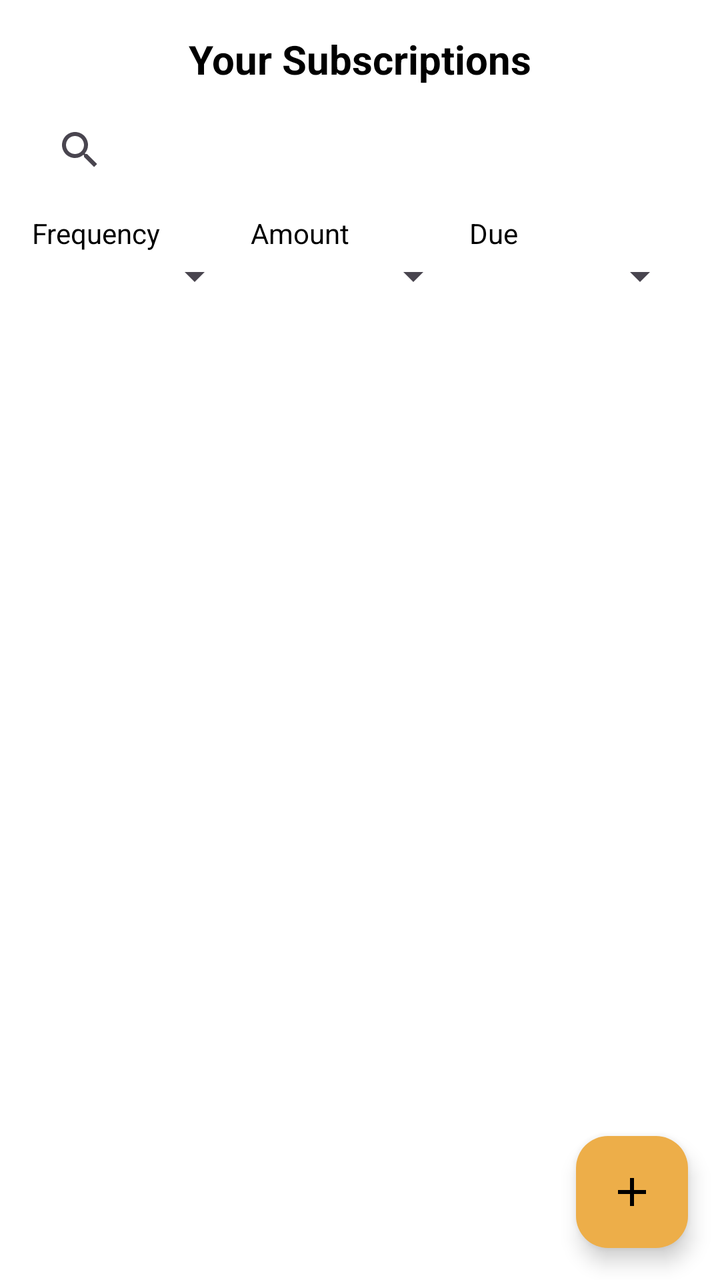
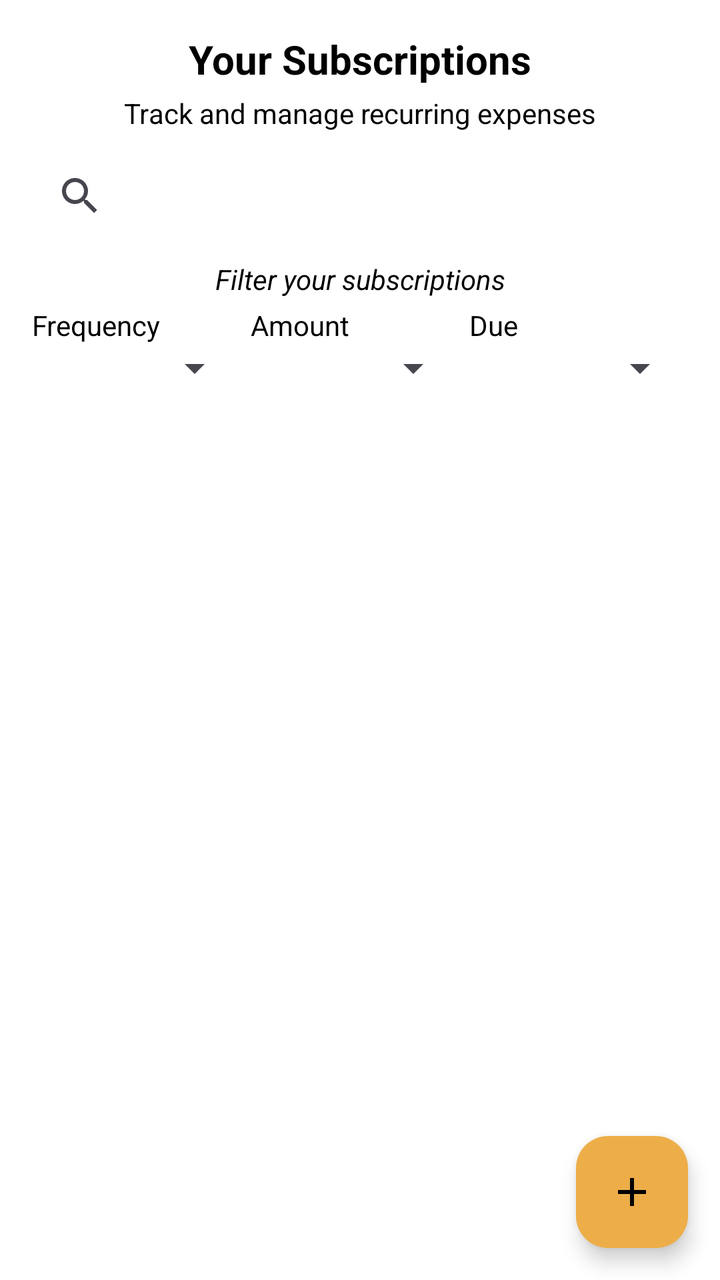

The first picture is an Android layout as it rendered before a commit; the second is the same layout after the commit. The layout source and the unified diff follow.
<!-- AndroidManifest.xml: application theme Theme.Budguette -->
<!-- res/layout/fragment_subscriptions.xml -->
<androidx.constraintlayout.widget.ConstraintLayout
    xmlns:android="http://schemas.android.com/apk/res/android"
    xmlns:app="http://schemas.android.com/apk/res-auto"
    android:layout_width="match_parent"
    android:layout_height="match_parent"
    android:background="@color/white">

    
    <TextView
        android:id="@+id/subscriptionTitle"
        android:layout_width="wrap_content"
        android:layout_height="wrap_content"
        android:text="Your Subscriptions"
        android:textSize="20sp"
        android:textStyle="bold"
        android:textColor="@color/black"
        android:layout_marginTop="16dp"
        app:layout_constraintTop_toTopOf="parent"
        app:layout_constraintStart_toStartOf="parent"
        app:layout_constraintEnd_toEndOf="parent"/>

    
    <SearchView
        android:id="@+id/subscription_search_view"
        android:layout_width="0dp"
        android:layout_height="wrap_content"
        android:layout_marginStart="16dp"
        android:layout_marginEnd="16dp"
        android:layout_marginTop="8dp"
        android:queryHint="Search subscriptions..."
        app:layout_constraintTop_toBottomOf="@id/subscriptionTitle"
        app:layout_constraintStart_toStartOf="parent"
        app:layout_constraintEnd_toEndOf="parent"/>

    
    <LinearLayout
        android:id="@+id/filterLayout"
        android:layout_width="0dp"
        android:layout_height="wrap_content"
        android:orientation="horizontal"
        android:layout_marginStart="16dp"
        android:layout_marginEnd="16dp"
        android:layout_marginTop="8dp"
        app:layout_constraintTop_toBottomOf="@id/subscription_search_view"
        app:layout_constraintStart_toStartOf="parent"
        app:layout_constraintEnd_toEndOf="parent"
        android:weightSum="3">

        
        <LinearLayout
            android:layout_width="0dp"
            android:layout_height="wrap_content"
            android:layout_weight="1"
            android:orientation="vertical"
            android:paddingEnd="4dp">

            <TextView
                android:layout_width="wrap_content"
                android:layout_height="wrap_content"
                android:text="Frequency"
                android:textSize="14sp"
                android:textColor="@color/black"/>

            <Spinner
                android:id="@+id/frequencySpinner"
                android:layout_width="match_parent"
                android:layout_height="wrap_content"
                android:spinnerMode="dialog"/>
        </LinearLayout>

        
        <LinearLayout
            android:layout_width="0dp"
            android:layout_height="wrap_content"
            android:layout_weight="1"
            android:orientation="vertical"
            android:paddingEnd="4dp">

            <TextView
                android:layout_width="wrap_content"
                android:layout_height="wrap_content"
                android:text="Amount"
                android:textSize="14sp"
                android:textColor="@color/black"/>

            <Spinner
                android:id="@+id/amountSpinner"
                android:layout_width="match_parent"
                android:layout_height="wrap_content"
                android:spinnerMode="dialog"/>
        </LinearLayout>

        
        <LinearLayout
            android:layout_width="0dp"
            android:layout_height="wrap_content"
            android:layout_weight="1"
            android:orientation="vertical">

            <TextView
                android:layout_width="wrap_content"
                android:layout_height="wrap_content"
                android:text="Due"
                android:textSize="14sp"
                android:textColor="@color/black"/>

            <Spinner
                android:id="@+id/dueSpinner"
                android:layout_width="match_parent"
                android:layout_height="wrap_content"
                android:spinnerMode="dialog"/>
        </LinearLayout>
    </LinearLayout>

    
    <androidx.recyclerview.widget.RecyclerView
        android:id="@+id/subscriptionRecyclerView"
        android:layout_width="0dp"
        android:layout_height="0dp"
        android:layout_marginTop="8dp"
        app:layout_constraintTop_toBottomOf="@id/filterLayout"
        app:layout_constraintBottom_toBottomOf="parent"
        app:layout_constraintStart_toStartOf="parent"
        app:layout_constraintEnd_toEndOf="parent"/>

    
    <com.google.android.material.floatingactionbutton.FloatingActionButton
        android:id="@+id/addSubscriptionFab"
        android:layout_width="wrap_content"
        android:layout_height="wrap_content"
        android:layout_margin="16dp"
        android:contentDescription="Add Subscription"
        android:src="@drawable/baseline_add_24"
        app:backgroundTint="@color/gold"
        app:tint="@android:color/black"
        app:layout_constraintBottom_toBottomOf="parent"
        app:layout_constraintEnd_toEndOf="parent"/>
</androidx.constraintlayout.widget.ConstraintLayout>
<!-- resources referenced by this layout -->
<resources>
  <color name="black">#FF000000</color>
  <color name="gold">#EDAE49</color>
  <color name="white">#FFFFFF</color>
  <!-- drawable baseline_add_24 (drawable) -->
  <vector xmlns:android="http://schemas.android.com/apk/res/android" android:height="24dp" android:tint="#000000" android:viewportHeight="24" android:viewportWidth="24" android:width="24dp">
        
      <path android:fillColor="@android:color/white" android:pathData="M19,13h-6v6h-2v-6H5v-2h6V5h2v6h6v2z"/>
      
  </vector>
  <style name="Theme.Budguette" parent="Base.Theme.Budguette" />
  <style name="Base.Theme.Budguette" parent="Theme.Material3.DayNight.NoActionBar">
          
          
      </style>
</resources>

<!-- the commit's change to res/layout/fragment_subscriptions.xml (unified diff, before → after) -->
@@ -20,6 +20,19 @@
         app:layout_constraintEnd_toEndOf="parent"/>
 
     
+    <TextView
+        android:id="@+id/subscriptionSubtitle"
+        android:layout_width="wrap_content"
+        android:layout_height="wrap_content"
+        android:text="Track and manage recurring expenses"
+        android:textSize="14sp"
+        android:textColor="@color/black"
+        android:layout_marginTop="4dp"
+        app:layout_constraintTop_toBottomOf="@id/subscriptionTitle"
+        app:layout_constraintStart_toStartOf="parent"
+        app:layout_constraintEnd_toEndOf="parent" />
+
+    
     <SearchView
         android:id="@+id/subscription_search_view"
         android:layout_width="0dp"
@@ -28,7 +41,21 @@
         android:layout_marginEnd="16dp"
         android:layout_marginTop="8dp"
         android:queryHint="Search subscriptions..."
-        app:layout_constraintTop_toBottomOf="@id/subscriptionTitle"
+        app:layout_constraintTop_toBottomOf="@id/subscriptionSubtitle"
+        app:layout_constraintStart_toStartOf="parent"
+        app:layout_constraintEnd_toEndOf="parent"/>
+
+    
+    <TextView
+        android:id="@+id/filterCaption"
+        android:layout_width="wrap_content"
+        android:layout_height="wrap_content"
+        android:text="Filter your subscriptions"
+        android:textSize="14sp"
+        android:textStyle="italic"
+        android:textColor="@color/black"
+        android:layout_marginTop="8dp"
+        app:layout_constraintTop_toBottomOf="@id/subscription_search_view"
         app:layout_constraintStart_toStartOf="parent"
         app:layout_constraintEnd_toEndOf="parent"/>
 
@@ -40,8 +67,8 @@
         android:orientation="horizontal"
         android:layout_marginStart="16dp"
         android:layout_marginEnd="16dp"
-        android:layout_marginTop="8dp"
-        app:layout_constraintTop_toBottomOf="@id/subscription_search_view"
+        android:layout_marginTop="4dp"
+        app:layout_constraintTop_toBottomOf="@id/filterCaption"
         app:layout_constraintStart_toStartOf="parent"
         app:layout_constraintEnd_toEndOf="parent"
         android:weightSum="3">
@@ -113,6 +140,14 @@
     </LinearLayout>
 
     
+    <View
+        android:layout_width="0dp"
+        android:layout_height="8dp"
+        app:layout_constraintTop_toBottomOf="@id/filterLayout"
+        app:layout_constraintStart_toStartOf="parent"
+        app:layout_constraintEnd_toEndOf="parent"/>
+
+    
     <androidx.recyclerview.widget.RecyclerView
         android:id="@+id/subscriptionRecyclerView"
         android:layout_width="0dp"
@@ -123,7 +158,6 @@
         app:layout_constraintStart_toStartOf="parent"
         app:layout_constraintEnd_toEndOf="parent"/>
 
-    
     <com.google.android.material.floatingactionbutton.FloatingActionButton
         android:id="@+id/addSubscriptionFab"
         android:layout_width="wrap_content"
